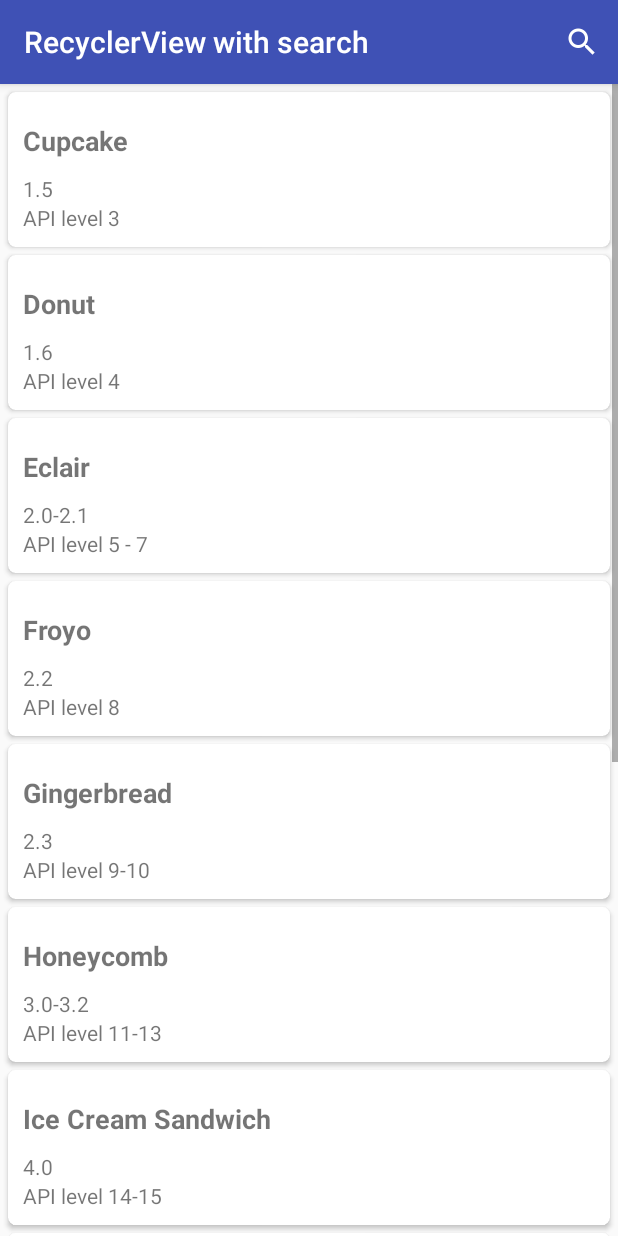
After one commit to Kirchhoff-/Example, an Android app: the RecyclerSearchActivity screen opened directly, with no data from a screen before it, on a phone screen of 412 x 824 dp. The commit adds this screen. Run offline under Robolectric (Android 15) with nearby library versions, the phone set to English and light mode, and no system bars.

Commit message:
Add example using RecyclerView with SearchView.

```diff
--- a/app/build.gradle
+++ b/app/build.gradle
@@ -26,5 +26,10 @@ dependencies {
     })
     compile 'com.android.support:appcompat-v7:25.3.1'
     compile 'com.android.support.constraint:constraint-layout:1.0.0-alpha9'
+
+    compile 'com.android.support:design:25.3.1'
+    compile 'com.android.support:recyclerview-v7:25.3.1'
+    compile 'com.android.support:cardview-v7:25.3.1'
+
     testCompile 'junit:junit:4.12'
 }
--- a/app/src/main/java/com/example/kirchhoff/example/MainActivity.java
+++ b/app/src/main/java/com/example/kirchhoff/example/MainActivity.java
@@ -1,13 +1,24 @@
 package com.example.kirchhoff.example;
 
+import android.os.Bundle;
 import android.support.v7.app.AppCompatActivity;
-import android.os.Bundle;
+import android.view.View;
 
-public class MainActivity extends AppCompatActivity {
+import com.example.kirchhoff.example.ui.recyclersearch.RecyclerSearchActivity;
+
+public class MainActivity extends AppCompatActivity implements View.OnClickListener {
 
     @Override
     protected void onCreate(Bundle savedInstanceState) {
         super.onCreate(savedInstanceState);
-        setContentView(R.layout.activity_main);
+        setContentView(R.layout.a_main);
+
+        findViewById(R.id.recyclerViewWithSearch).setOnClickListener(this);
+    }
+
+    @Override
+    public void onClick(View view) {
+        if (view.getId() == R.id.recyclerViewWithSearch)
+            RecyclerSearchActivity.startMe(this);
     }
 }
--- /dev/null
+++ b/app/src/main/java/com/example/kirchhoff/example/ui/recyclersearch/RecyclerSearchActivity.java
@@ -0,0 +1,119 @@
+package com.example.kirchhoff.example.ui.recyclersearch;
+
+import android.content.Context;
+import android.content.Intent;
+import android.os.Bundle;
+import android.support.annotation.Nullable;
+import android.support.v4.view.MenuItemCompat;
+import android.support.v7.app.AppCompatActivity;
+import android.support.v7.widget.LinearLayoutManager;
+import android.support.v7.widget.RecyclerView;
+import android.support.v7.widget.SearchView;
+import android.support.v7.widget.Toolbar;
+import android.view.Menu;
+import android.view.MenuItem;
+
+import com.example.kirchhoff.example.R;
+import com.example.kirchhoff.example.ui.recyclersearch.data.AndroidVersion;
+import com.example.kirchhoff.example.ui.recyclersearch.data.DataAdapter;
+
+import java.util.ArrayList;
+
+/**
+ * @author Kirchhoff-
+ */
+
+public class RecyclerSearchActivity extends AppCompatActivity {
+
+    private RecyclerView recyclerView;
+    private ArrayList<AndroidVersion> arrayList;
+    private DataAdapter adapter;
+
+    public static void startMe(Context context) {
+        Intent intent = new Intent(context, RecyclerSearchActivity.class);
+        context.startActivity(intent);
+    }
+
+    @Override
+    protected void onCreate(@Nullable Bundle savedInstanceState) {
+        super.onCreate(savedInstanceState);
+        setContentView(R.layout.a_recycler_search);
+
+        Toolbar toolbar = (Toolbar) findViewById(R.id.toolbar);
+        setSupportActionBar(toolbar);
+
+        initData();
+        initViews();
+    }
+
+    private void initViews() {
+        recyclerView = (RecyclerView) findViewById(R.id.recyclerView);
+        RecyclerView.LayoutManager layoutManager = new LinearLayoutManager(this);
+        recyclerView.setLayoutManager(layoutManager);
+        adapter = new DataAdapter(arrayList);
+        recyclerView.setAdapter(adapter);
+    }
+
+    private void initData() {
+
+        arrayList = new ArrayList<>();
+
+        AndroidVersion v1 = new AndroidVersion("1.5", "Cupcake", "API level 3");
+        AndroidVersion v2 = new AndroidVersion("1.6", "Donut", "API level 4");
+        AndroidVersion v3 = new AndroidVersion("2.0-2.1", "Eclair", "API level 5 - 7");
+        AndroidVersion v4 = new AndroidVersion("2.2", "Froyo", "API level 8");
+        AndroidVersion v5 = new AndroidVersion("2.3", "Gingerbread", "API level 9-10");
+        AndroidVersion v6 = new AndroidVersion("3.0-3.2", "Honeycomb", "API level 11-13");
+        AndroidVersion v7 = new AndroidVersion("4.0", "Ice Cream Sandwich", "API level 14-15");
+        AndroidVersion v8 = new AndroidVersion("4.1-4.3", "JellyBean", "API level 16-18");
+        AndroidVersion v9 = new AndroidVersion("4.4", "KitKat", "API level 19");
+        AndroidVersion v10 = new AndroidVersion("5.0-5.1", "Lollipop", "API level 21-22");
+        AndroidVersion v11 = new AndroidVersion("6.0", "Marshmallow", "API level 23");
+        AndroidVersion v12 = new AndroidVersion("7.0-7.1", "Nougat", "API level 24-25");
+
+        arrayList.add(v1);
+        arrayList.add(v2);
+        arrayList.add(v3);
+        arrayList.add(v4);
+        arrayList.add(v5);
+        arrayList.add(v6);
+        arrayList.add(v7);
+        arrayList.add(v8);
+        arrayList.add(v9);
+        arrayList.add(v10);
+        arrayList.add(v11);
+        arrayList.add(v12);
+    }
+
+    @Override
+    public boolean onCreateOptionsMenu(Menu menu) {
+        getMenuInflater().inflate(R.menu.recycler_search, menu);
+
+        MenuItem search = menu.findItem(R.id.search);
+        SearchView searchView = (SearchView) MenuItemCompat.getActionView(search);
+        search(searchView);
+        return true;
+    }
+
+    @Override
+    public boolean onOptionsItemSelected(MenuItem item) {
+        return super.onOptionsItemSelected(item);
+    }
+
+    private void search(SearchView searchView) {
+        searchView.setOnQueryTextListener(new SearchView.OnQueryTextListener() {
+            @Override
+            public boolean onQueryTextSubmit(String query) {
+                return false;
+            }
+
+            @Override
+            public boolean onQueryTextChange(String newText) {
+                if (adapter != null) {
+                    adapter.getFilter().filter(newText);
+                }
+                return true;
+            }
+        });
+    }
+}
--- /dev/null
+++ b/app/src/main/java/com/example/kirchhoff/example/ui/recyclersearch/data/AndroidVersion.java
@@ -0,0 +1,36 @@
+package com.example.kirchhoff.example.ui.recyclersearch.data;
+
+import android.support.annotation.Nullable;
+
+/**
+ * @author Kirchhoff-
+ */
+
+public class AndroidVersion {
+    @Nullable
+    private String ver;
+    @Nullable
+    private String name;
+    @Nullable
+    private String api;
+
+    public AndroidVersion(@Nullable String ver,
+                          @Nullable String name,
+                          @Nullable String api) {
+        this.ver = ver;
+        this.name = name;
+        this.api = api;
+    }
+
+    public String getVer() {
+        return ver;
+    }
+
+    public String getName() {
+        return name;
+    }
+
+    public String getApi() {
+        return api;
+    }
+}
--- /dev/null
+++ b/app/src/main/java/com/example/kirchhoff/example/ui/recyclersearch/data/DataAdapter.java
@@ -0,0 +1,103 @@
+package com.example.kirchhoff.example.ui.recyclersearch.data;
+
+import android.support.v7.widget.RecyclerView;
+import android.view.LayoutInflater;
+import android.view.View;
+import android.view.ViewGroup;
+import android.widget.Filter;
+import android.widget.Filterable;
+import android.widget.TextView;
+
+import com.example.kirchhoff.example.R;
+
+import java.util.ArrayList;
+
+/**
+ * @author Kirchhoff-
+ */
+
+public class DataAdapter extends RecyclerView.Adapter<DataAdapter.ViewHolder> implements Filterable {
+
+    private ArrayList<AndroidVersion> list;
+    private ArrayList<AndroidVersion> filteredList;
+
+    public DataAdapter(ArrayList<AndroidVersion> initialList) {
+        list = new ArrayList<>(initialList);
+        filteredList = new ArrayList<>(initialList);
+    }
+
+    @Override
+    public ViewHolder onCreateViewHolder(ViewGroup parent, int viewType) {
+        View view = LayoutInflater.from(parent.getContext())
+                .inflate(R.layout.r_card, parent, false);
+        return new ViewHolder(view);
+    }
+
+    @Override
+    public void onBindViewHolder(ViewHolder holder, int position) {
+        holder.bind(filteredList.get(position));
+    }
+
+    @Override
+    public int getItemCount() {
+        return filteredList.size();
+    }
+
+    @Override
+    public Filter getFilter() {
+
+        return new Filter() {
+            @Override
+            protected FilterResults performFiltering(CharSequence charSequence) {
+
+                String charString = charSequence.toString();
+
+                if (charString.isEmpty()) {
+                    filteredList = list;
+                } else {
+                    ArrayList<AndroidVersion> filList = new ArrayList<>();
+
+                    for (AndroidVersion androidVersion : list) {
+                        if (androidVersion.getApi().toLowerCase().contains(charString) ||
+                                androidVersion.getName().toLowerCase().contains(charString) ||
+                                androidVersion.getVer().toLowerCase().contains(charString)) {
+                            filList.add(androidVersion);
+                        }
+                    }
+
+                    filteredList = filList;
+                }
+
+                FilterResults filterResults = new FilterResults();
+                filterResults.values = filteredList;
+                return filterResults;
+            }
+
+            @Override
+            protected void publishResults(CharSequence charSequence, FilterResults filterResults) {
+                filteredList = (ArrayList<AndroidVersion>) filterResults.values;
+                notifyDataSetChanged();
+            }
+        };
+    }
+
+    class ViewHolder extends RecyclerView.ViewHolder {
+        private TextView name;
+        private TextView version;
+        private TextView apiLevel;
+
+        public ViewHolder(View view) {
+            super(view);
+
+            name = (TextView) view.findViewById(R.id.name);
+            version = (TextView) view.findViewById(R.id.version);
+            apiLevel = (TextView) view.findViewById(R.id.apiLevel);
+        }
+
+        public void bind(AndroidVersion item) {
+            name.setText(item.getName());
+            version.setText(item.getVer());
+            apiLevel.setText(item.getApi());
+        }
+    }
+}
--- /dev/null
+++ b/app/src/main/java/com/example/kirchhoff/example/ui/recyclersearch/data/JSONResponse.java
@@ -0,0 +1,13 @@
+package com.example.kirchhoff.example.ui.recyclersearch.data;
+
+/**
+ * @author Kirchhoff-
+ */
+
+public class JSONResponse {
+    private AndroidVersion[] android;
+
+    public AndroidVersion[] getAndroid() {
+        return android;
+    }
+}
--- /dev/null
+++ b/app/src/main/res/layout/a_main.xml
@@ -0,0 +1,15 @@
+<?xml version="1.0" encoding="utf-8"?>
+<LinearLayout xmlns:android="http://schemas.android.com/apk/res/android"
+    xmlns:tools="http://schemas.android.com/tools"
+    android:layout_width="match_parent"
+    android:layout_height="match_parent"
+    android:orientation="vertical"
+    tools:context="com.example.kirchhoff.example.MainActivity">
+
+    <Button
+        android:id="@+id/recyclerViewWithSearch"
+        android:layout_width="match_parent"
+        android:layout_height="wrap_content"
+        android:text="@string/recyclerview.with.search" />
+
+</LinearLayout>
--- /dev/null
+++ b/app/src/main/res/layout/a_recycler_search.xml
@@ -0,0 +1,31 @@
+<?xml version="1.0" encoding="utf-8"?>
+<android.support.design.widget.CoordinatorLayout xmlns:android="http://schemas.android.com/apk/res/android"
+    xmlns:app="http://schemas.android.com/apk/res-auto"
+    xmlns:tools="http://schemas.android.com/tools"
+    android:layout_width="match_parent"
+    android:layout_height="match_parent"
+    android:fitsSystemWindows="true"
+    tools:context=".ui.recyclersearch.RecyclerSearchActivity">
+
+    <android.support.design.widget.AppBarLayout
+        android:layout_width="match_parent"
+        android:layout_height="wrap_content"
+        android:theme="@style/AppTheme.AppBarOverlay">
+
+        <android.support.v7.widget.Toolbar
+            android:id="@+id/toolbar"
+            android:layout_width="match_parent"
+            android:layout_height="?attr/actionBarSize"
+            android:background="?attr/colorPrimary"
+            app:popupTheme="@style/AppTheme.PopupOverlay" />
+
+    </android.support.design.widget.AppBarLayout>
+
+    <android.support.v7.widget.RecyclerView
+        android:id="@+id/recyclerView"
+        android:layout_width="match_parent"
+        android:layout_height="match_parent"
+        android:layout_marginTop="?actionBarSize"
+        android:scrollbars="vertical" />
+
+</android.support.design.widget.CoordinatorLayout>
--- a/app/src/main/res/layout/activity_main.xml
+++ /dev/null
@@ -1,18 +0,0 @@
-<?xml version="1.0" encoding="utf-8"?>
-<android.support.constraint.ConstraintLayout xmlns:android="http://schemas.android.com/apk/res/android"
-    xmlns:app="http://schemas.android.com/apk/res-auto"
-    xmlns:tools="http://schemas.android.com/tools"
-    android:layout_width="match_parent"
-    android:layout_height="match_parent"
-    tools:context="com.example.kirchhoff.example.MainActivity">
-
-    <TextView
-        android:layout_width="wrap_content"
-        android:layout_height="wrap_content"
-        android:text="Hello World!"
-        app:layout_constraintBottom_toBottomOf="parent"
-        app:layout_constraintLeft_toLeftOf="parent"
-        app:layout_constraintRight_toRightOf="parent"
-        app:layout_constraintTop_toTopOf="parent" />
-
-</android.support.constraint.ConstraintLayout>
--- /dev/null
+++ b/app/src/main/res/layout/r_card.xml
@@ -0,0 +1,37 @@
+<android.support.v7.widget.CardView xmlns:android="http://schemas.android.com/apk/res/android"
+    xmlns:card_view="http://schemas.android.com/apk/res-auto"
+    android:layout_width="match_parent"
+    android:layout_height="wrap_content"
+    android:layout_marginLeft="5dp"
+    android:layout_marginRight="5dp"
+    android:layout_marginTop="5dp"
+    card_view:cardCornerRadius="5dp">
+
+    <LinearLayout
+        android:layout_width="match_parent"
+        android:layout_height="match_parent"
+        android:layout_margin="10dp"
+        android:orientation="vertical">
+
+        <TextView
+            android:id="@+id/name"
+            android:layout_width="wrap_content"
+            android:layout_height="wrap_content"
+            android:layout_marginBottom="10dp"
+            android:layout_marginTop="10dp"
+            android:textSize="18sp"
+            android:textStyle="bold" />
+
+        <TextView
+            android:id="@+id/version"
+            android:layout_width="wrap_content"
+            android:layout_height="wrap_content" />
+
+        <TextView
+            android:id="@+id/apiLevel"
+            android:layout_width="wrap_content"
+            android:layout_height="wrap_content" />
+
+    </LinearLayout>
+
+</android.support.v7.widget.CardView>
--- /dev/null
+++ b/app/src/main/res/menu/recycler_search.xml
@@ -0,0 +1,11 @@
+<menu xmlns:android="http://schemas.android.com/apk/res/android"
+    xmlns:app="http://schemas.android.com/apk/res-auto"
+    xmlns:tools="http://schemas.android.com/tools"
+    tools:context=".ui.recyclersearch.RecyclerSearchActivity">
+    <item
+        android:id="@+id/search"
+        android:icon="@drawable/ic_search"
+        android:title="@string/search"
+        app:actionViewClass="android.support.v7.widget.SearchView"
+        app:showAsAction="ifRoom|collapseActionView" />
+</menu>
--- a/app/src/main/res/values/strings.xml
+++ b/app/src/main/res/values/strings.xml
@@ -1,3 +1,6 @@
 <resources>
     <string name="app_name">Example</string>
+
+    <string name="recyclerview.with.search">RecyclerView with search</string>
+    <string name="search">Search</string>
 </resources>
--- a/app/src/main/res/values/styles.xml
+++ b/app/src/main/res/values/styles.xml
@@ -8,4 +8,14 @@
         <item name="colorAccent">@color/colorAccent</item>
     </style>
 
+    <style name="AppTheme.NoActionBar">
+        <item name="windowActionBar">false</item>
+        <item name="windowNoTitle">true</item>
+    </style>
+
+    <style name="AppTheme.AppBarOverlay" parent="ThemeOverlay.AppCompat.Dark.ActionBar" />
+
+    <style name="AppTheme.PopupOverlay" parent="ThemeOverlay.AppCompat.Light" />
+
+
 </resources>
```
Also changed, not shown: app/src/main/AndroidManifest.xml (+7 -0 lines), app/src/main/res/drawable-hdpi/ic_search.png (added), app/src/main/res/drawable-mdpi/ic_search.png (added), app/src/main/res/drawable-xhdpi/ic_search.png (added), app/src/main/res/drawable-xxhdpi/ic_search.png (added), app/src/main/res/drawable-xxxhdpi/ic_search.png (added).
